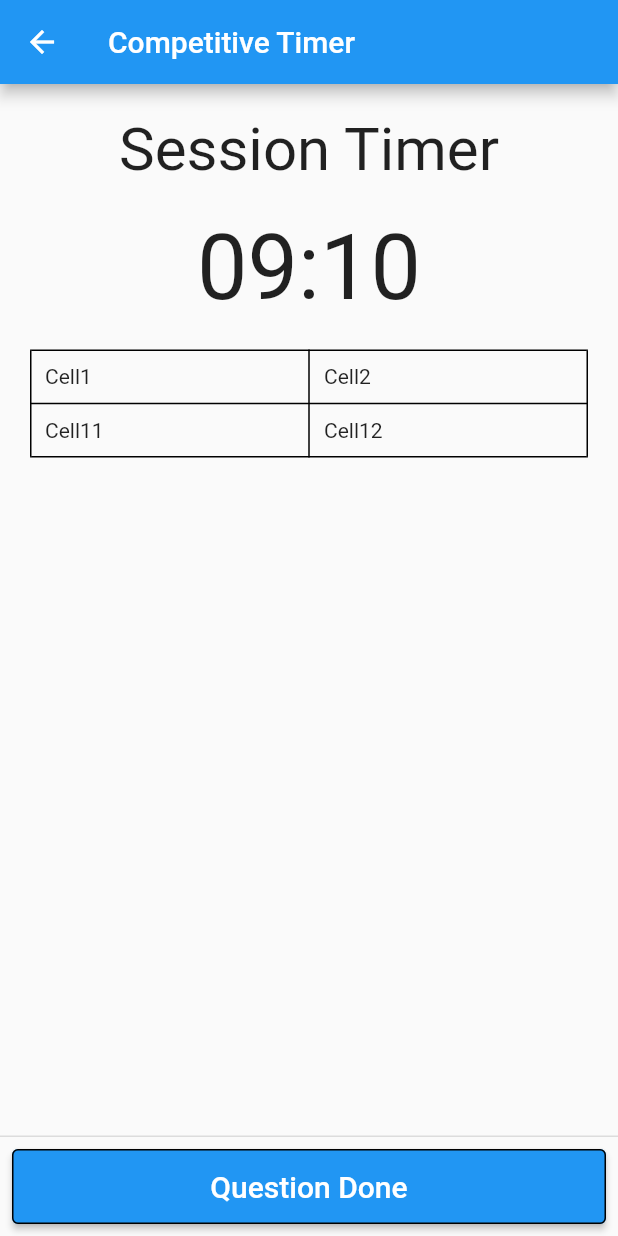
After one commit to dev-sandeep/flutter-timer, a Flutter app: the TimerPage screen opened directly, on a phone screen of 412 x 824 dp. The commit adds this screen. Run offline on Flutter 3.47's test engine with Material 2 defaults, Android fonts, the phone set to English and light mode, and no system bars; missing offline and left inert: dart:ffi.

Commit message:
2nd static page added

```diff
--- a/lib/pages/HomePage.dart
+++ b/lib/pages/HomePage.dart
@@ -1,6 +1,7 @@
 import 'package:flutter/material.dart';
-import 'package:my_app/forms/TextFieldForm.dart';
-import 'package:my_app/forms/Alert.dart';
+import 'package:my_app/utils/TextFieldForm.dart';
+import 'package:my_app/utils/Alert.dart';
+import 'package:my_app/pages/TimerPage.dart';
 
 class HomePage extends StatelessWidget {
 
@@ -20,6 +21,8 @@ class HomePage extends StatelessWidget {
         context: context,
         builder: (BuildContext context) => const Alert(title: "Error Occurred", desc: "All fields are mandatory")
       );
+    }else{
+      Navigator.push(context, MaterialPageRoute(builder: (context)=>const TimerPage()));
     }
   }
 
@@ -32,9 +35,9 @@ class HomePage extends StatelessWidget {
       body: Column(
         children: <Widget>[
           Container(
+            padding: const EdgeInsets.all(20.0),
             child: const Text('Information about this session',
                 style: TextStyle(fontSize: 40)),
-            padding: EdgeInsets.all(20.0),
           ),
           Flexible(
               child: Row(
@@ -74,15 +77,14 @@ class HomePage extends StatelessWidget {
       ),
       persistentFooterButtons: <Widget>[
         SizedBox(
-          // width: MediaQuery.of(context).size.width,
           child: ElevatedButton(
             onPressed: ()=>startSessionClickHandher(context),
-            child: const Text('Start Session ', style: TextStyle(fontSize: 20)),
             style: ElevatedButton.styleFrom(
                 minimumSize: const Size.fromHeight(50),
-                side: BorderSide(
+                side: const BorderSide(
                   width: 1.0,
                 )),
+            child: const Text('Start Session ', style: TextStyle(fontSize: 20)),
           ),
         )
       ],
--- /dev/null
+++ b/lib/pages/TimerPage.dart
@@ -0,0 +1,69 @@
+import 'package:flutter/material.dart';
+
+class TimerPage extends StatelessWidget {
+  const TimerPage({super.key});
+
+  @override
+  Widget build(BuildContext context) {
+    return Scaffold(
+        appBar: AppBar(
+          title: const Text('Competitive Timer'),
+        ),
+        body: Column(
+          children: <Widget>[
+            Container(
+              padding: const EdgeInsets.all(20.0),
+              child: const Text('Session Timer',
+                  textAlign: TextAlign.center, style: TextStyle(fontSize: 40)),
+            ),
+            Container(
+              alignment: Alignment.center,
+              child: const Text('09:10',
+                  textAlign: TextAlign.center, style: TextStyle(fontSize: 60)),
+            ),
+            Container(
+              padding: EdgeInsets.all(20.0),
+              child: Table(
+                border: TableBorder.all(color: Colors.black),
+                children: const [
+                  TableRow(children: [
+                    Padding(
+                      padding: EdgeInsets.all(10),
+                      child: Text('Cell1'),
+                    ),
+                     Padding(
+                      padding: EdgeInsets.all(10),
+                      child: Text('Cell2'),
+                    ),
+                  ]),
+                  TableRow(children: [
+                    Padding(
+                      padding: EdgeInsets.all(10),
+                      child: Text('Cell11'),
+                    ),
+                     Padding(
+                      padding: EdgeInsets.all(10),
+                      child: Text('Cell12'),
+                    ),
+                  ])
+                ],
+              ),
+            )
+          ],
+        ),
+        persistentFooterButtons: <Widget>[
+          SizedBox(
+            child: ElevatedButton(
+              onPressed: () => {},
+              style: ElevatedButton.styleFrom(
+                  minimumSize: const Size.fromHeight(50),
+                  side: const BorderSide(
+                    width: 1.0,
+                  )),
+              child:
+                  const Text('Question Done', style: TextStyle(fontSize: 20)),
+            ),
+          )
+        ]);
+  }
+}
```
Also changed, not shown: lib/utils/Alert.dart (renamed from lib/forms/Alert.dart), lib/utils/TextFieldForm.dart (renamed from lib/forms/TextFieldForm.dart).
